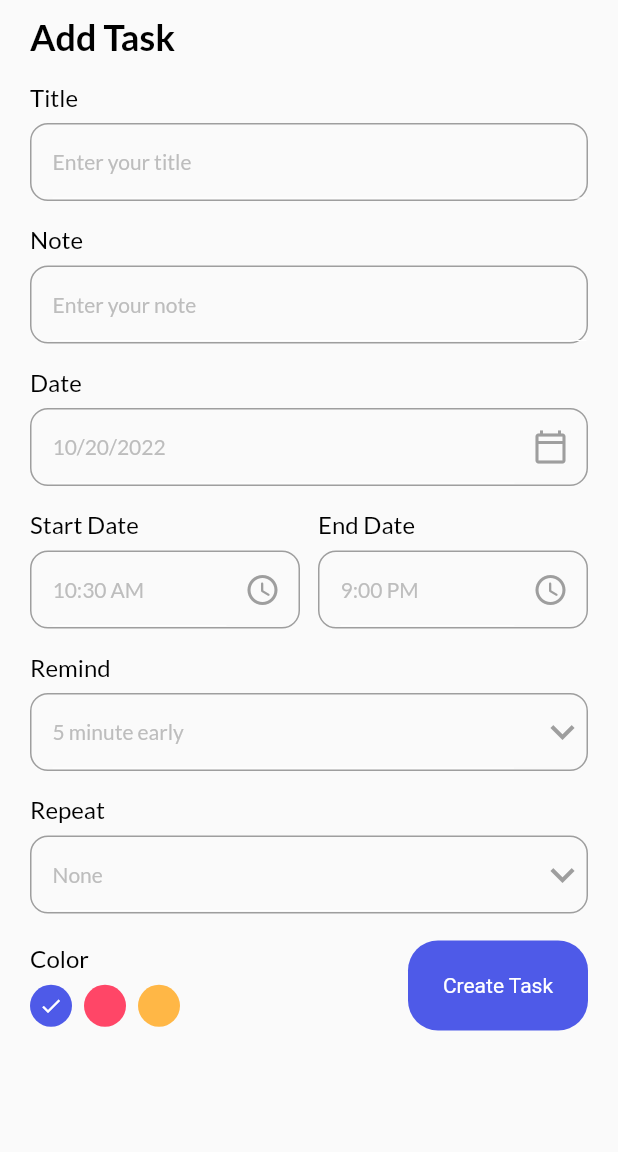
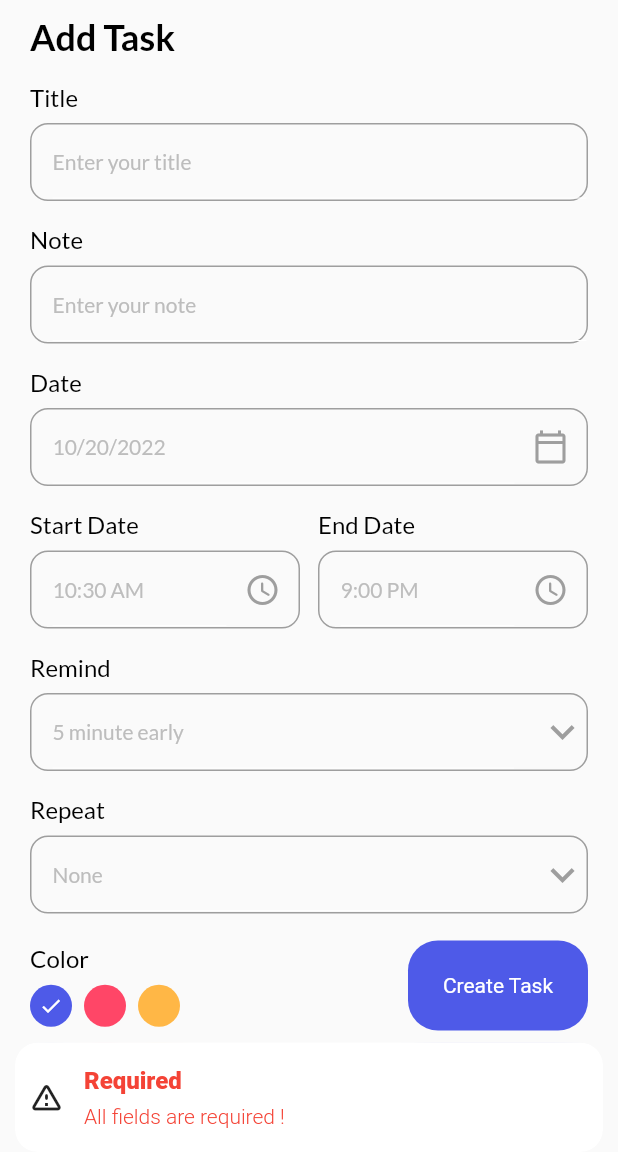
Before and after one commit to Alexandafransi/notify_app, a Flutter app: the AddTaskPage screen opened directly, after a tap on "Create Task", on a phone screen of 412 x 824 dp, the part 84-1236 px from its top. Run offline on Flutter 3.47's test engine with Material 2 defaults, Android fonts, the phone set to English and light mode, and no system bars; our stand-ins replace date_picker_timeline, flutter_local_notifications, get, get_storage, google_fonts, timezone; accounts and stored records are empty.

Commit message:
form validate

```diff
--- a/lib/ui/add_task_bar.dart
+++ b/lib/ui/add_task_bar.dart
@@ -13,6 +13,8 @@ class AddTaskPage extends StatefulWidget {
 }
 
 class _AddTaskPageState extends State<AddTaskPage> {
+  final TextEditingController _titleController = TextEditingController();
+  final TextEditingController _noteController = TextEditingController();
   DateTime _selectedDate = DateTime.now();
   String _endTime = "9:00 PM";
   String _startTime = DateFormat('hh:mm a').format(DateTime.now()).toString();
@@ -33,15 +35,15 @@ class _AddTaskPageState extends State<AddTaskPage> {
         margin: EdgeInsets.only(top: 10),
         padding: EdgeInsets.only(left: 20, right: 20),
         child: SingleChildScrollView(
-          child: Column(
+          child:  Column(
             crossAxisAlignment: CrossAxisAlignment.start,
             children: [
               Text(
                 "Add Task",
                 style: headingStyle,
               ),
-              MyInputField(title: "Title", hint: "Enter your title"),
-              MyInputField(title: "Note", hint: "Enter your note"),
+              MyInputField(title: "Title", hint: "Enter your title",controller:_titleController,),
+              MyInputField(title: "Note", hint: "Enter your note", controller: _noteController,),
               MyInputField(
                 title: "Date",
                 hint: DateFormat.yMd().format(_selectedDate),
@@ -130,7 +132,7 @@ class _AddTaskPageState extends State<AddTaskPage> {
                 crossAxisAlignment: CrossAxisAlignment.center,
                 children: [
                   _colorPallete(),
-                  MyButton(label: "Create Task", onTap: ()=>null)
+                  MyButton(label: "Create Task", onTap: ()=>_validateData())
                 ],
               )
             ],
@@ -140,6 +142,21 @@ class _AddTaskPageState extends State<AddTaskPage> {
     );
   }
 
+  _validateData(){
+
+    if(_titleController.text.isNotEmpty&&_noteController.text.isNotEmpty){
+      print("entered here");
+      Get.back();
+    }else if(_titleController.text.isEmpty || _noteController.text.isEmpty){
+
+      Get.snackbar("Required", "All fields are required !",
+      colorText: Colors.red,
+      snackPosition: SnackPosition.BOTTOM,
+        backgroundColor: Colors.white,
+        icon: Icon(Icons.warning_amber_rounded)
+      );
+    }
+  }
   _colorPallete(){
     return Column(
       crossAxisAlignment: CrossAxisAlignment.start,
--- a/lib/ui/home_page.dart
+++ b/lib/ui/home_page.dart
@@ -35,6 +35,7 @@ class _HomePageState extends State<HomePage> {
   @override
   Widget build(BuildContext context) {
     return Scaffold(
+      backgroundColor: context.theme.backgroundColor,
       appBar: _appBar(),
       body: Column(
         children: [
--- a/lib/ui/widgets/input_field.dart
+++ b/lib/ui/widgets/input_field.dart
@@ -17,6 +17,8 @@ class MyInputField extends StatelessWidget {
 
   @override
   Widget build(BuildContext context) {
+    return LayoutBuilder(builder: (context, constraints) {
+      if(constraints.maxWidth <600){
         return Container(
           margin: EdgeInsets.only(top: 16),
           child: Column(
@@ -71,5 +73,65 @@ class MyInputField extends StatelessWidget {
             ],
           ),
         );
+      }else{
+        return Container(
+
+          margin: EdgeInsets.only(top: 16),
+          child: Column(
+            crossAxisAlignment: CrossAxisAlignment.start,
+            children: [
+              Text(
+                title,
+                style: titleStyle,
+              ),
+              Container(
+                height: 52,
+                // width: 500,
+                margin: EdgeInsets.only(top: 8.0),
+                padding: EdgeInsets.only(left: 14),
+                decoration: BoxDecoration(
+                    border: Border.all(
+                        color: Colors.grey,
+                        width: 1.0
+                    ),
+                    borderRadius: BorderRadius.circular(12)
+                ),
+                child: Row(
+                  children: [
+                    Expanded(
+                        child: TextFormField(
+                          readOnly: widget==null?false:true,
+                          autofocus: false,
+                          cursorColor: Get.isDarkMode?Colors.grey[100]:Colors.grey[700],
+                          controller: controller,
+                          style: subTitleStyle,
+                          decoration: InputDecoration(
+                              hintText: hint,
+                              hintStyle: subTitleStyle,
+                              focusedBorder: UnderlineInputBorder(
+                                  borderSide: BorderSide(
+                                      color: context.theme.backgroundColor,
+                                      width: 0
+                                  )
+                              ),
+                              enabledBorder:  UnderlineInputBorder(
+                                  borderSide: BorderSide(
+                                      color: context.theme.backgroundColor,
+                                      width: 0
+                                  )
+                              )
+                          ),
+                        )
+                    ),
+                    widget==null?Container():Container(child: widget,),
+                  ],
+                ),
+              )
+            ],
+          ),
+        );
+      }
+    });
+
   }
 }
```
Lines whose indentation alone changed are shown as unchanged.
